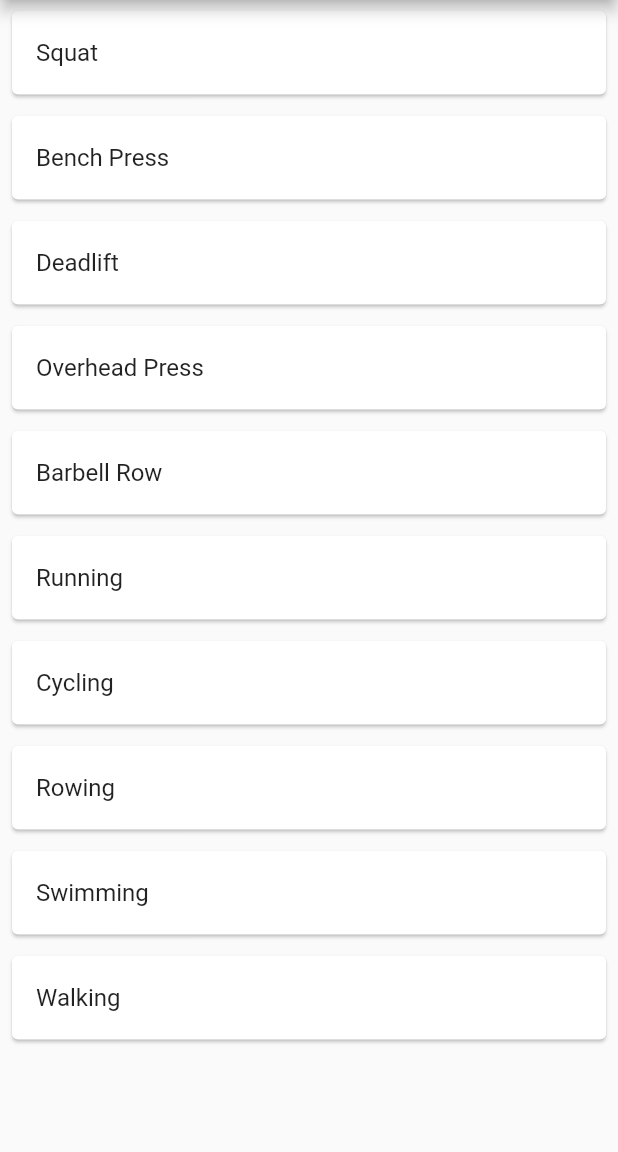
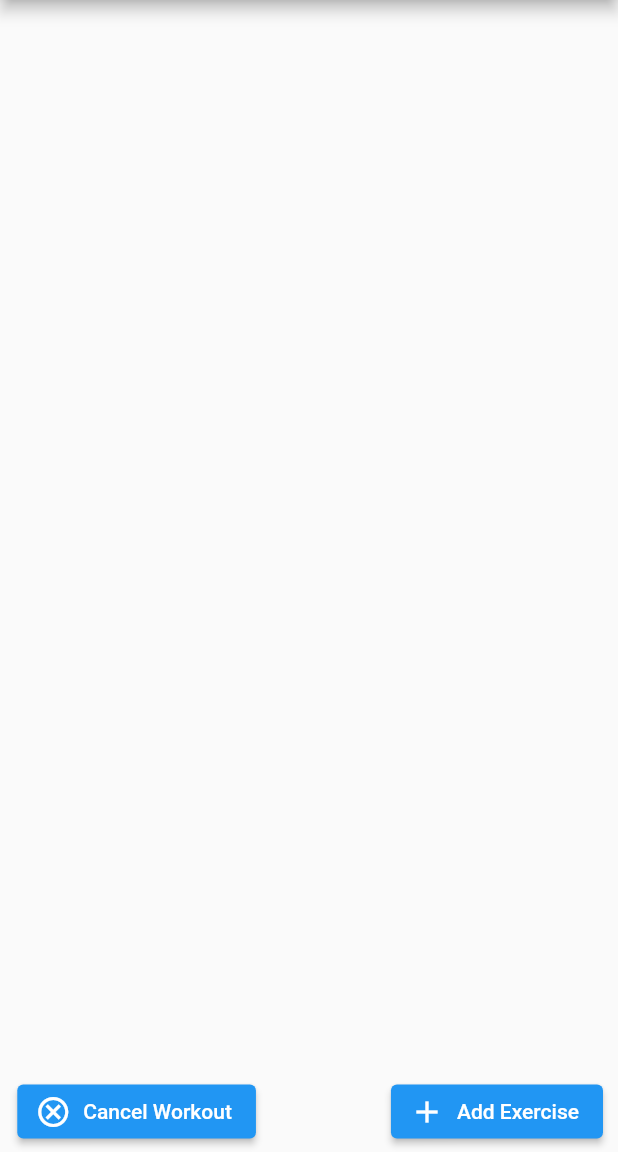
Before and after one commit to FrederikvSvane/FitMate, a Flutter app: the ActiveWorkout screen opened by its route, on a phone screen of 412 x 824 dp, the part 84-1236 px from its top. Run offline on Flutter 3.47's test engine with Material 2 defaults, Android fonts, the phone set to English and light mode, and no system bars; missing offline and left inert: simple_barcode_scanner.

Commit message:
addExercise page tilføjet, samt knapper for cancel workoout og add exercise
Det fint

```diff
--- a/lib/main.dart
+++ b/lib/main.dart
@@ -1,4 +1,5 @@
 import 'package:flutter/material.dart';
+import 'package:flutter_fitness_app/pages/addExercise.dart';
 import 'package:flutter_fitness_app/pages/navigation.dart';
 import 'package:flutter_fitness_app/pages/activeWorkout.dart';
 
@@ -28,6 +29,7 @@ Future<void> main()  async {
     routes: {
       "/": (context) => const Navigation(),
       "/activeWorkout": (context) => const ActiveWorkout(),
+      "/addExercise": (context) => const AddExercise(),
     },
   ));
 }
--- a/lib/pages/activeWorkout.dart
+++ b/lib/pages/activeWorkout.dart
@@ -15,28 +15,21 @@ class _ActiveWorkoutState extends State<ActiveWorkout> {
   //Vi laver objekter til weight exercise og cardio exercise
   //Og så gemmer vi dem i en liste
 
-  List<WeightExercise> weightExercises = [
-    WeightExercise(name: "Squat", sets: 3, reps: 10, weight: 60), //Objekterne jeg sætter ind her er bare til at teste med :DD
-    WeightExercise(name: "Bench Press", sets: 3, reps: 10, weight: 60),
-    WeightExercise(name: "Deadlift", sets: 3, reps: 10, weight: 60),
-    WeightExercise(name: "Overhead Press", sets: 3, reps: 10, weight: 60),
-    WeightExercise(name: "Barbell Row", sets: 3, reps: 10, weight: 60),
+  List<WeightExercise> activeWeightExercises = [
+
   ];
-  List<CardioExercise> cardioExercises = [
-    CardioExercise(name: "Running", time: 30, distance: 5, speed: 10),
-    CardioExercise(name: "Cycling", time: 30, distance: 5, speed: 10),
-    CardioExercise(name: "Rowing", time: 30, distance: 5, speed: 10),
-    CardioExercise(name: "Swimming", time: 30, distance: 5, speed: 10),
-    CardioExercise(name: "Walking", time: 30, distance: 5, speed: 10),
+
+  List<CardioExercise> activeCardioExercises = [
+
   ];
 
   //Så skal vi også have noget total weight lifted, time spent working out, calories burned yada yada yada
 
-  int totalWeightLifted = 0;
-  int totalTimeSpent = 0;
-  int totalCaloriesBurned = 0;
-  int totalDistance = 0;
-  int amountOfNewRecords = 0;
+  // int totalWeightLifted = 0;
+  // int totalTimeSpent = 0;
+  // int totalCaloriesBurned = 0;
+  // int totalDistance = 0;
+  // int amountOfNewRecords = 0;
 
 
   @override
@@ -45,44 +38,42 @@ class _ActiveWorkoutState extends State<ActiveWorkout> {
       appBar: AppBar(
         title: Text('Active Workout'),
       ),
-      body: ListView.builder(
-        itemCount: weightExercises.length + cardioExercises.length,
-        itemBuilder: (context, index) {
-          if (index < weightExercises.length) {
-
-            return Padding(
-              padding: const EdgeInsets.symmetric(vertical: 3.0, horizontal: 4.0),
-              child: Card(
-                child: ListTile(
-                  onTap: () {
-                    // Noget logik for at trykke på styrke øvelse
+      body: Column(
+        mainAxisAlignment: MainAxisAlignment.end,
+        children:[
+          Row(
+            mainAxisAlignment: MainAxisAlignment.end,
+            crossAxisAlignment: CrossAxisAlignment.start,
+            children: [
+              Padding(
+                padding: const EdgeInsets.fromLTRB(0,1,50,3),
+                child: ElevatedButton.icon(
+                  onPressed: () {
+                    setState(() {
+                      activeWeightExercises.clear();
+                      activeCardioExercises.clear();
+                      Navigator.pop(context);
+                    });
                   },
-                  title: Text(weightExercises[index].name),
+                  icon: Icon(Icons.cancel_outlined), label: Text("Cancel Workout"),
                 ),
               ),
-            );
-          } else {
+              Padding(
+                padding: const EdgeInsets.fromLTRB(40,1,10,3),
+                child: ElevatedButton.icon(
+                  onPressed: () {
+                    Navigator.pushNamed(context, '/addExercise');
+                  },
+                  icon: Icon(Icons.add), label: Text("Add Exercise"),
+                ),
 
-            int cardioIndex = index - weightExercises.length;
-            //Det kan godt være at der kommer problemer med det her,
-            // når vi skal kunne tilføje øvelser manuelt inde i appen....
-            // Vi må se
 
-            return Padding(
-              padding: const EdgeInsets.symmetric(vertical: 3.0, horizontal: 4.0),
-              child: Card(
-                child: ListTile(
-                  onTap: () {
-                    // Noget logik for at trykke på cardio øvelse
-                  },
-                  title: Text(cardioExercises[cardioIndex].name),
-                ),
               ),
-            );
-          }
-        },
+            ],
+
+          ),
+        ],
       ),
-
     );
   }
 }
--- a/lib/pages/workout.dart
+++ b/lib/pages/workout.dart
@@ -41,7 +41,7 @@ class _WorkoutState extends State<Workout> {
 
                 });
                 },
-              child: Text('Start Workout'),
+              child: Text('Start Emtpy Workout'),
             ),
           ),
         ],
```
Also changed, not shown: lib/pages/addExercise.dart (added, +90 -0 lines).
